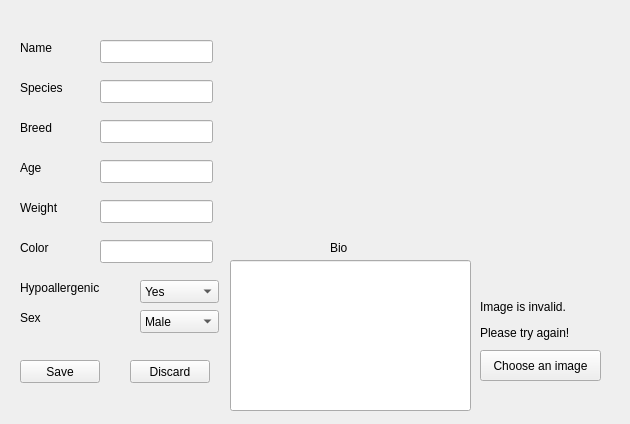
CS-205-S21/team_1_4, file pet_tinder/gui/adopteeaddpet.ui: the form before one commit.
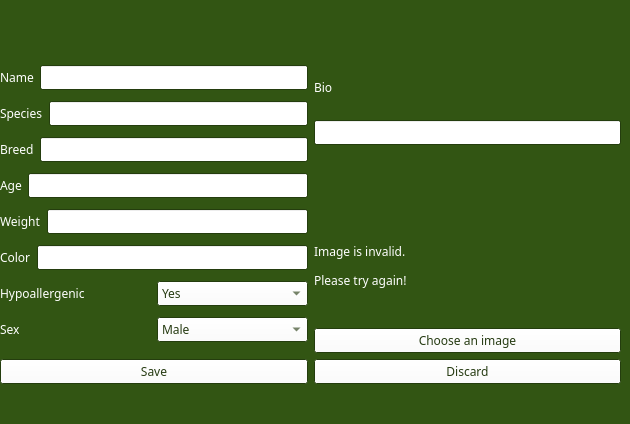
The form after the commit.

Commit message: Updated visuals for GUI but GUI crashes

The edit to the form file:
```diff
--- a/pet_tinder/gui/adopteeaddpet.ui
+++ b/pet_tinder/gui/adopteeaddpet.ui
@@ -28,240 +28,303 @@
     <height>424</height>
    </size>
   </property>
+  <property name="palette">
+   <palette>
+    <active>
+     <colorrole role="WindowText">
+      <brush brushstyle="SolidPattern">
+       <color alpha="255">
+        <red>255</red>
+        <green>255</green>
+        <blue>255</blue>
+       </color>
+      </brush>
+     </colorrole>
+     <colorrole role="Button">
+      <brush brushstyle="SolidPattern">
+       <color alpha="255">
+        <red>255</red>
+        <green>255</green>
+        <blue>255</blue>
+       </color>
+      </brush>
+     </colorrole>
+     <colorrole role="Text">
+      <brush brushstyle="SolidPattern">
+       <color alpha="255">
+        <red>255</red>
+        <green>255</green>
+        <blue>255</blue>
+       </color>
+      </brush>
+     </colorrole>
+     <colorrole role="ButtonText">
+      <brush brushstyle="SolidPattern">
+       <color alpha="255">
+        <red>38</red>
+        <green>59</green>
+        <blue>18</blue>
+       </color>
+      </brush>
+     </colorrole>
+     <colorrole role="Base">
+      <brush brushstyle="SolidPattern">
+       <color alpha="255">
+        <red>255</red>
+        <green>255</green>
+        <blue>255</blue>
+       </color>
+      </brush>
+     </colorrole>
+     <colorrole role="Window">
+      <brush brushstyle="SolidPattern">
+       <color alpha="255">
+        <red>50</red>
+        <green>85</green>
+        <blue>19</blue>
+       </color>
+      </brush>
+     </colorrole>
+    </active>
+    <inactive>
+     <colorrole role="WindowText">
+      <brush brushstyle="SolidPattern">
+       <color alpha="255">
+        <red>255</red>
+        <green>255</green>
+        <blue>255</blue>
+       </color>
+      </brush>
+     </colorrole>
+     <colorrole role="Button">
+      <brush brushstyle="SolidPattern">
+       <color alpha="255">
+        <red>255</red>
+        <green>255</green>
+        <blue>255</blue>
+       </color>
+      </brush>
+     </colorrole>
+     <colorrole role="Text">
+      <brush brushstyle="SolidPattern">
+       <color alpha="255">
+        <red>255</red>
+        <green>255</green>
+        <blue>255</blue>
+       </color>
+      </brush>
+     </colorrole>
+     <colorrole role="ButtonText">
+      <brush brushstyle="SolidPattern">
+       <color alpha="255">
+        <red>38</red>
+        <green>59</green>
+        <blue>18</blue>
+       </color>
+      </brush>
+     </colorrole>
+     <colorrole role="Base">
+      <brush brushstyle="SolidPattern">
+       <color alpha="255">
+        <red>255</red>
+        <green>255</green>
+        <blue>255</blue>
+       </color>
+      </brush>
+     </colorrole>
+     <colorrole role="Window">
+      <brush brushstyle="SolidPattern">
+       <color alpha="255">
+        <red>50</red>
+        <green>85</green>
+        <blue>19</blue>
+       </color>
+      </brush>
+     </colorrole>
+    </inactive>
+    <disabled>
+     <colorrole role="WindowText">
+      <brush brushstyle="SolidPattern">
+       <color alpha="255">
+        <red>190</red>
+        <green>190</green>
+        <blue>190</blue>
+       </color>
+      </brush>
+     </colorrole>
+     <colorrole role="Button">
+      <brush brushstyle="SolidPattern">
+       <color alpha="255">
+        <red>255</red>
+        <green>255</green>
+        <blue>255</blue>
+       </color>
+      </brush>
+     </colorrole>
+     <colorrole role="Text">
+      <brush brushstyle="SolidPattern">
+       <color alpha="255">
+        <red>190</red>
+        <green>190</green>
+        <blue>190</blue>
+       </color>
+      </brush>
+     </colorrole>
+     <colorrole role="ButtonText">
+      <brush brushstyle="SolidPattern">
+       <color alpha="255">
+        <red>190</red>
+        <green>190</green>
+        <blue>190</blue>
+       </color>
+      </brush>
+     </colorrole>
+     <colorrole role="Base">
+      <brush brushstyle="SolidPattern">
+       <color alpha="255">
+        <red>50</red>
+        <green>85</green>
+        <blue>19</blue>
+       </color>
+      </brush>
+     </colorrole>
+     <colorrole role="Window">
+      <brush brushstyle="SolidPattern">
+       <color alpha="255">
+        <red>50</red>
+        <green>85</green>
+        <blue>19</blue>
+       </color>
+      </brush>
+     </colorrole>
+    </disabled>
+   </palette>
+  </property>
+  <property name="font">
+   <font>
+    <family>Saab</family>
+   </font>
+  </property>
   <property name="windowTitle">
    <string>Form</string>
   </property>
-  <widget class="QPushButton" name="btn_image">
+  <widget class="QWidget" name="">
    <property name="geometry">
     <rect>
-     <x>480</x>
-     <y>350</y>
-     <width>121</width>
-     <height>31</height>
+     <x>0</x>
+     <y>60</y>
+     <width>621</width>
+     <height>324</height>
     </rect>
    </property>
-   <property name="text">
-    <string>Choose an image</string>
-   </property>
-  </widget>
-  <widget class="QLabel" name="lbl_image">
-   <property name="geometry">
-    <rect>
-     <x>300</x>
-     <y>30</y>
-     <width>311</width>
-     <height>191</height>
-    </rect>
-   </property>
-   <property name="text">
-    <string/>
-   </property>
-  </widget>
-  <widget class="QPushButton" name="saveButton">
-   <property name="geometry">
-    <rect>
-     <x>20</x>
-     <y>360</y>
-     <width>80</width>
-     <height>23</height>
-    </rect>
-   </property>
-   <property name="text">
-    <string>Save</string>
-   </property>
-  </widget>
-  <widget class="QPushButton" name="discardButton">
-   <property name="geometry">
-    <rect>
-     <x>130</x>
-     <y>360</y>
-     <width>80</width>
-     <height>23</height>
-    </rect>
-   </property>
-   <property name="text">
-    <string>Discard</string>
-   </property>
-  </widget>
-  <widget class="QLineEdit" name="nameInput">
-   <property name="geometry">
-    <rect>
-     <x>100</x>
-     <y>40</y>
-     <width>113</width>
-     <height>23</height>
-    </rect>
-   </property>
-  </widget>
+   <layout class="QVBoxLayout" name="verticalLayout_5">
+    <item>
+     <layout class="QHBoxLayout" name="horizontalLayout_9">
+      <item>
+       <layout class="QVBoxLayout" name="verticalLayout">
+        <item>
+         <layout class="QHBoxLayout" name="horizontalLayout">
+          <item>
   <widget class="QLabel" name="label">
-   <property name="geometry">
-    <rect>
-     <x>20</x>
-     <y>40</y>
-     <width>59</width>
-     <height>15</height>
-    </rect>
-   </property>
    <property name="text">
     <string>Name</string>
    </property>
   </widget>
-  <widget class="QLineEdit" name="speciesInput">
-   <property name="geometry">
-    <rect>
-     <x>100</x>
-     <y>80</y>
-     <width>113</width>
-     <height>23</height>
-    </rect>
-   </property>
-  </widget>
+          </item>
+          <item>
+           <widget class="QLineEdit" name="nameInput"/>
+          </item>
+         </layout>
+        </item>
+        <item>
+         <layout class="QHBoxLayout" name="horizontalLayout_2">
+          <item>
   <widget class="QLabel" name="label_2">
-   <property name="geometry">
-    <rect>
-     <x>20</x>
-     <y>80</y>
-     <width>59</width>
-     <height>15</height>
-    </rect>
-   </property>
    <property name="text">
     <string>Species</string>
    </property>
   </widget>
+          </item>
+          <item>
+           <widget class="QLineEdit" name="speciesInput"/>
+          </item>
+         </layout>
+        </item>
+        <item>
+         <layout class="QHBoxLayout" name="horizontalLayout_3">
+          <item>
   <widget class="QLabel" name="label_3">
-   <property name="geometry">
-    <rect>
-     <x>20</x>
-     <y>120</y>
-     <width>59</width>
-     <height>15</height>
-    </rect>
-   </property>
    <property name="text">
     <string>Breed</string>
    </property>
   </widget>
-  <widget class="QLineEdit" name="breedInput">
-   <property name="geometry">
-    <rect>
-     <x>100</x>
-     <y>120</y>
-     <width>113</width>
-     <height>23</height>
-    </rect>
-   </property>
-  </widget>
-  <widget class="QLineEdit" name="ageInput">
-   <property name="geometry">
-    <rect>
-     <x>100</x>
-     <y>160</y>
-     <width>113</width>
-     <height>23</height>
-    </rect>
-   </property>
-   <property name="inputMethodHints">
-    <set>Qt::ImhDigitsOnly|Qt::ImhFormattedNumbersOnly</set>
-   </property>
-  </widget>
-  <widget class="QLineEdit" name="weightInput">
-   <property name="geometry">
-    <rect>
-     <x>100</x>
-     <y>200</y>
-     <width>113</width>
-     <height>23</height>
-    </rect>
-   </property>
-   <property name="inputMethodHints">
-    <set>Qt::ImhDigitsOnly|Qt::ImhFormattedNumbersOnly</set>
-   </property>
-  </widget>
-  <widget class="QLineEdit" name="colorInput">
-   <property name="geometry">
-    <rect>
-     <x>100</x>
-     <y>240</y>
-     <width>113</width>
-     <height>23</height>
-    </rect>
-   </property>
-  </widget>
+          </item>
+          <item>
+           <widget class="QLineEdit" name="breedInput"/>
+          </item>
+         </layout>
+        </item>
+        <item>
+         <layout class="QHBoxLayout" name="horizontalLayout_4">
+          <item>
   <widget class="QLabel" name="label_4">
-   <property name="geometry">
-    <rect>
-     <x>20</x>
-     <y>160</y>
-     <width>59</width>
-     <height>15</height>
-    </rect>
-   </property>
    <property name="text">
     <string>Age</string>
    </property>
   </widget>
+          </item>
+          <item>
+           <widget class="QLineEdit" name="ageInput">
+            <property name="inputMethodHints">
+             <set>Qt::ImhDigitsOnly|Qt::ImhFormattedNumbersOnly</set>
+            </property>
+           </widget>
+          </item>
+         </layout>
+        </item>
+        <item>
+         <layout class="QHBoxLayout" name="horizontalLayout_5">
+          <item>
   <widget class="QLabel" name="label_5">
-   <property name="geometry">
-    <rect>
-     <x>20</x>
-     <y>200</y>
-     <width>59</width>
-     <height>15</height>
-    </rect>
-   </property>
    <property name="text">
     <string>Weight</string>
    </property>
   </widget>
+          </item>
+          <item>
+           <widget class="QLineEdit" name="weightInput">
+            <property name="inputMethodHints">
+             <set>Qt::ImhDigitsOnly|Qt::ImhFormattedNumbersOnly</set>
+            </property>
+           </widget>
+          </item>
+         </layout>
+        </item>
+        <item>
+         <layout class="QHBoxLayout" name="horizontalLayout_6">
+          <item>
   <widget class="QLabel" name="label_6">
-   <property name="geometry">
-    <rect>
-     <x>20</x>
-     <y>240</y>
-     <width>59</width>
-     <height>15</height>
-    </rect>
-   </property>
    <property name="text">
     <string>Color</string>
    </property>
   </widget>
+          </item>
+          <item>
+           <widget class="QLineEdit" name="colorInput"/>
+          </item>
+         </layout>
+        </item>
+        <item>
+         <layout class="QHBoxLayout" name="horizontalLayout_7">
+          <item>
   <widget class="QLabel" name="label_7">
-   <property name="geometry">
-    <rect>
-     <x>20</x>
-     <y>280</y>
-     <width>101</width>
-     <height>16</height>
-    </rect>
-   </property>
    <property name="text">
     <string>Hypoallergenic</string>
    </property>
   </widget>
-  <widget class="QLabel" name="label_8">
-   <property name="geometry">
-    <rect>
-     <x>20</x>
-     <y>310</y>
-     <width>101</width>
-     <height>16</height>
-    </rect>
-   </property>
-   <property name="text">
-    <string>Sex</string>
-   </property>
-  </widget>
+          </item>
+          <item>
   <widget class="QComboBox" name="comboBox">
-   <property name="geometry">
-    <rect>
-     <x>140</x>
-     <y>280</y>
-     <width>79</width>
-     <height>23</height>
-    </rect>
-   </property>
    <item>
     <property name="text">
      <string>Yes</string>
@@ -273,15 +336,20 @@
     </property>
    </item>
   </widget>
+          </item>
+         </layout>
+        </item>
+        <item>
+         <layout class="QHBoxLayout" name="horizontalLayout_8">
+          <item>
+           <widget class="QLabel" name="label_8">
+            <property name="text">
+             <string>Sex</string>
+            </property>
+           </widget>
+          </item>
+          <item>
   <widget class="QComboBox" name="comboBox_2">
-   <property name="geometry">
-    <rect>
-     <x>140</x>
-     <y>310</y>
-     <width>79</width>
-     <height>23</height>
-    </rect>
-   </property>
    <item>
     <property name="text">
      <string>Male</string>
@@ -293,28 +361,24 @@
     </property>
    </item>
   </widget>
+          </item>
+         </layout>
+        </item>
+       </layout>
+      </item>
+      <item>
+       <layout class="QVBoxLayout" name="verticalLayout_4">
+        <item>
+         <layout class="QVBoxLayout" name="verticalLayout_2">
+          <item>
   <widget class="QLabel" name="label_9">
-   <property name="geometry">
-    <rect>
-     <x>330</x>
-     <y>240</y>
-     <width>59</width>
-     <height>15</height>
-    </rect>
-   </property>
    <property name="text">
     <string>Bio</string>
    </property>
   </widget>
+          </item>
+          <item>
   <widget class="QLineEdit" name="bioBox">
-   <property name="geometry">
-    <rect>
-     <x>230</x>
-     <y>260</y>
-     <width>241</width>
-     <height>151</height>
-    </rect>
-   </property>
    <property name="layoutDirection">
     <enum>Qt::LeftToRight</enum>
    </property>
@@ -325,18 +389,57 @@
     <set>Qt::AlignLeading|Qt::AlignLeft|Qt::AlignTop</set>
    </property>
   </widget>
+          </item>
+          <item>
+           <widget class="QLabel" name="lbl_image">
+            <property name="text">
+             <string/>
+            </property>
+           </widget>
+          </item>
+         </layout>
+        </item>
+        <item>
+         <layout class="QVBoxLayout" name="verticalLayout_3">
+          <item>
   <widget class="QLabel" name="invalidImageLabel">
-   <property name="geometry">
-    <rect>
-     <x>480</x>
-     <y>300</y>
-     <width>131</width>
-     <height>41</height>
-    </rect>
-   </property>
    <property name="text">
     <string>&lt;html&gt;&lt;head/&gt;&lt;body&gt;&lt;p&gt;Image is invalid.&lt;/p&gt;&lt;p&gt;Please try again!&lt;/p&gt;&lt;/body&gt;&lt;/html&gt;</string>
    </property>
+           </widget>
+          </item>
+          <item>
+           <widget class="QPushButton" name="btn_image">
+            <property name="text">
+             <string>Choose an image</string>
+            </property>
+           </widget>
+          </item>
+         </layout>
+        </item>
+       </layout>
+      </item>
+     </layout>
+    </item>
+    <item>
+     <layout class="QHBoxLayout" name="horizontalLayout_10">
+      <item>
+       <widget class="QPushButton" name="saveButton">
+        <property name="text">
+         <string>Save</string>
+        </property>
+       </widget>
+      </item>
+      <item>
+       <widget class="QPushButton" name="discardButton">
+        <property name="text">
+         <string>Discard</string>
+        </property>
+       </widget>
+      </item>
+     </layout>
+    </item>
+   </layout>
   </widget>
  </widget>
  <resources/>
```
Lines whose indentation alone changed are shown as unchanged. The commit also changes 4 other files.
